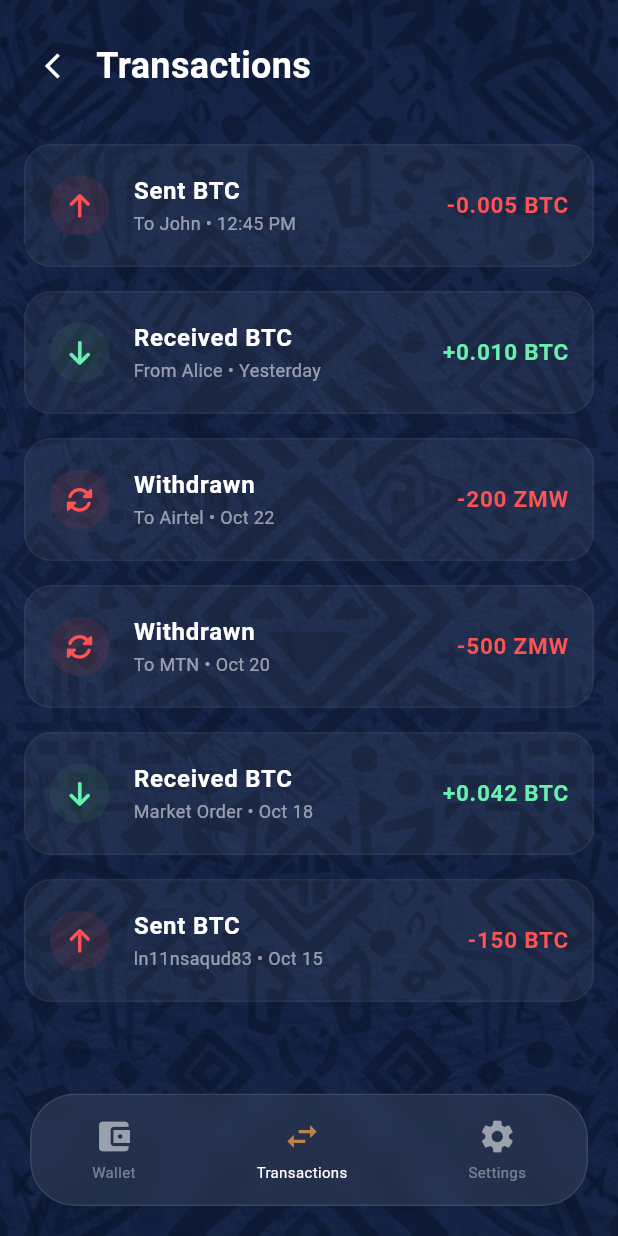
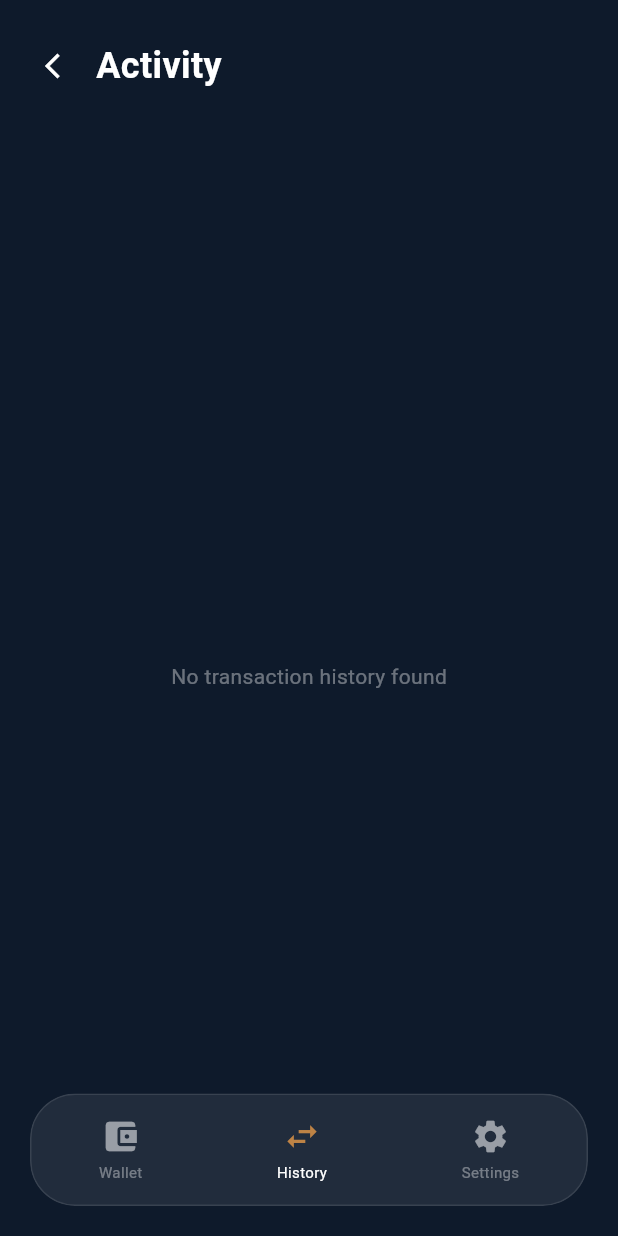
Before and after one commit to dolbenx/sagali_light, a Flutter app: the TransactionsScreen screen opened directly, on a phone screen of 412 x 824 dp. Run offline on Flutter 3.47's test engine with Material 3 defaults, Android fonts, the phone set to English and light mode, and no system bars; our stand-ins replace flutter_secure_storage, font_awesome_flutter, local_auth, permission_handler, qr_flutter, share_plus; missing offline and left inert: bdk_flutter, qr_code_scanner_plus; accounts and stored records are empty.

Commit message:
Bio metrics & Transaction screen

```diff
--- a/lib/screens/transactions/transactions_screen.dart
+++ b/lib/screens/transactions/transactions_screen.dart
@@ -1,15 +1,26 @@
 import 'package:flutter/material.dart';
 import 'package:font_awesome_flutter/font_awesome_flutter.dart';
+import 'package:bdk_flutter/bdk_flutter.dart' as bdk;
 import 'dart:ui';
+import '../../services/wallet_service.dart';
 import '../dashboard/dashboard_screen.dart';
 import '../settings/settings_screen.dart';
 
 class TransactionsScreen extends StatelessWidget {
   const TransactionsScreen({super.key});
 
-  // Using the same primary color from your dashboard
   final Color primaryGold = const Color(0xFFBE8345);
   final Color bgColor = const Color(0xFF0E1A2B);
+
+  Future<List<bdk.TransactionDetails>> _getHistory() async {
+    try {
+      await WalletService().syncWallet();
+      return await WalletService().getOnChainTransactions();
+    } catch (e) {
+      debugPrint("Sync error: $e");
+      return [];
+    }
+  }
 
   @override
   Widget build(BuildContext context) {
@@ -17,18 +28,6 @@
       backgroundColor: bgColor,
       body: Stack(
         children: [
-          /// 1. BACKGROUND PATTERN
-          Positioned.fill(
-            child: Opacity(
-              opacity: 0.4,
-              child: Image.asset(
-                'assets/images/bg_pattern.png',
-                fit: BoxFit.cover,
-              ),
-            ),
-          ),
-
-          /// 2. CONTENT
           SafeArea(
             child: Column(
               children: [
@@ -36,67 +35,86 @@
                 _buildHeader(context),
                 const SizedBox(height: 10),
                 Expanded(
-                  child: ListView(
-                    padding: const EdgeInsets.symmetric(horizontal: 16, vertical: 10),
-                    physics: const BouncingScrollPhysics(),
-                    children: const [
-                      TransactionTile(
-                        icon: FontAwesomeIcons.arrowUp,
-                        title: 'Sent BTC',
-                        subtitle: 'To John • 12:45 PM',
-                        amount: '-0.005 BTC',
-                        isExpense: true,
-                      ),
-                      TransactionTile(
-                        icon: FontAwesomeIcons.arrowDown,
-                        title: 'Received BTC',
-                        subtitle: 'From Alice • Yesterday',
-                        amount: '+0.010 BTC',
-                        isExpense: false,
-                      ),
-                      TransactionTile(
-                        icon: FontAwesomeIcons.syncAlt,
-                        title: 'Withdrawn',
-                        subtitle: 'To Airtel • Oct 22',
-                        amount: '-200 ZMW',
-                        isExpense: true,
-                      ),
-                      TransactionTile(
-                        icon: FontAwesomeIcons.syncAlt,
-                        title: 'Withdrawn',
-                        subtitle: 'To MTN • Oct 20',
-                        amount: '-500 ZMW',
-                        isExpense: true,
-                      ),
-                      TransactionTile(
-                        icon: FontAwesomeIcons.arrowDown,
-                        title: 'Received BTC',
-                        subtitle: 'Market Order • Oct 18',
-                        amount: '+0.042 BTC',
-                        isExpense: false,
-                      ),
-                      TransactionTile(
-                        icon: FontAwesomeIcons.arrowUp,
-                        title: 'Sent BTC',
-                        subtitle: 'ln11nsaqud83 • Oct 15',
-                        amount: '-150 BTC',
-                        isExpense: true,
-                      ),
-                      SizedBox(height: 100), // Padding so last items aren't hidden by nav
-                    ],
+                  child: FutureBuilder<List<bdk.TransactionDetails>>(
+                    future: _getHistory(),
+                    builder: (context, snapshot) {
+                      if (snapshot.connectionState == ConnectionState.waiting) {
+                        return const Center(
+                          child: CircularProgressIndicator(color: Color(0xFFBE8345)),
+                        );
+                      }
+
+                      final transactions = snapshot.data ?? [];
+
+                      if (transactions.isEmpty) {
+                        return const Center(
+                          child: Text(
+                            "No transaction history found",
+                            style: TextStyle(color: Colors.white38),
+                          ),
+                        );
+                      }
+
+                      // FIX: Safe sorting logic that handles both int and BigInt types
+                      transactions.sort((a, b) {
+                        BigInt extractTime(dynamic tx) {
+                          final timestamp = tx.confirmationTime?.timestamp;
+                          if (timestamp == null) return BigInt.from(8640000000);
+                          // Safely convert to BigInt regardless of input type
+                          return timestamp is BigInt ? timestamp : BigInt.from(timestamp as int);
+                        }
+
+                        final aTime = extractTime(a);
+                        final bTime = extractTime(b);
+                        return bTime.compareTo(aTime);
+                      });
+
+                      return ListView.builder(
+                        padding: const EdgeInsets.symmetric(horizontal: 16, vertical: 10),
+                        physics: const BouncingScrollPhysics(),
+                        itemCount: transactions.length + 1,
+                        itemBuilder: (context, index) {
+                          if (index == transactions.length) return const SizedBox(height: 100);
+                          return _buildOnChainTile(transactions[index]);
+                        },
+                      );
+                    },
                   ),
                 ),
               ],
             ),
           ),
-
-          /// 3. FLOATING BOTTOM NAV
           _floatingBottomNav(context),
         ],
       ),
     );
   }
 
+  Widget _buildOnChainTile(bdk.TransactionDetails tx) {
+    // 1. Logic for Net Amount (Received - Sent)
+    // We use .toBigInt() or direct subtraction depending on your BDK version
+    final BigInt received = BigInt.from(tx.received);
+    final BigInt sent = BigInt.from(tx.sent);
+
+    final bool isReceived = received > sent;
+    final BigInt netAmountSats = isReceived ? (received - sent) : (sent - received);
+
+    // 2. Convert Satoshis to BTC decimal string
+    final double btcValue = netAmountSats.toDouble() / 100000000;
+    final String amountLabel = "${isReceived ? '+' : '-'} ${btcValue.toStringAsFixed(8)} BTC";
+
+    return TransactionTile(
+      icon: isReceived ? FontAwesomeIcons.arrowDown : FontAwesomeIcons.arrowUp,
+      title: isReceived ? 'Received Bitcoin' : 'Sent Bitcoin',
+      subtitle: tx.confirmationTime == null
+          ? 'Pending Confirmation'
+          : 'Confirmed at block ${tx.confirmationTime!.height}',
+      amount: amountLabel,
+      isExpense: !isReceived,
+    );
+  }
+
+  // ... (Header and Nav methods remain the same)
   Widget _buildHeader(BuildContext context) {
     return Padding(
       padding: const EdgeInsets.symmetric(horizontal: 16.0),
@@ -107,12 +125,8 @@
             onPressed: () => Navigator.pop(context),
           ),
           const Text(
-            'Transactions',
-            style: TextStyle(
-              color: Colors.white,
-              fontSize: 24,
-              fontWeight: FontWeight.bold,
-            ),
+            'Activity',
+            style: TextStyle(color: Colors.white, fontSize: 24, fontWeight: FontWeight.bold),
           ),
         ],
       ),
@@ -141,23 +155,18 @@
                   _NavItem(
                     icon: Icons.account_balance_wallet,
                     label: "Wallet",
-                    onTap: () => Navigator.pushReplacement(
-                      context,
-                      MaterialPageRoute(builder: (_) => const DashboardScreen()),
-                    ),
+                    onTap: () => Navigator.pushReplacement(context, MaterialPageRoute(builder: (_) => const DashboardScreen())),
                   ),
                   _NavItem(
                     icon: Icons.swap_horiz,
-                    label: "Transactions",
-                    isActive: true, // This screen
+                    label: "History",
+                    isActive: true,
                     onTap: () {},
                   ),
                   _NavItem(
                     icon: Icons.settings,
                     label: "Settings",
-                    onTap: () {
-                      Navigator.pushReplacement(context, MaterialPageRoute(builder: (_) => const SettingsScreen()));
-                    },
+                    onTap: () => Navigator.pushReplacement(context, MaterialPageRoute(builder: (_) => const SettingsScreen())),
                   ),
                 ],
               ),
@@ -169,6 +178,7 @@
   }
 }
 
+// ... (TransactionTile and _NavItem classes remain the same)
 class TransactionTile extends StatelessWidget {
   final IconData icon;
   final String title;
@@ -197,29 +207,17 @@
       child: ListTile(
         contentPadding: const EdgeInsets.symmetric(horizontal: 16, vertical: 4),
         leading: CircleAvatar(
-          backgroundColor: isExpense
-              ? Colors.red.withOpacity(0.1)
-              : Colors.green.withOpacity(0.1),
-          child: FaIcon(
-            icon,
-            color: isExpense ? Colors.redAccent : Colors.greenAccent,
-            size: 18
-          ),
+          backgroundColor: isExpense ? Colors.red.withOpacity(0.1) : Colors.green.withOpacity(0.1),
+          child: FaIcon(icon, color: isExpense ? Colors.redAccent : Colors.greenAccent, size: 18),
         ),
-        title: Text(
-          title,
-          style: const TextStyle(color: Colors.white, fontWeight: FontWeight.w600),
-        ),
-        subtitle: Text(
-          subtitle,
-          style: const TextStyle(color: Colors.white54, fontSize: 12),
-        ),
+        title: Text(title, style: const TextStyle(color: Colors.white, fontWeight: FontWeight.w600)),
+        subtitle: Text(subtitle, style: const TextStyle(color: Colors.white54, fontSize: 12)),
         trailing: Text(
           amount,
           style: TextStyle(
             color: isExpense ? Colors.redAccent : Colors.greenAccent,
             fontWeight: FontWeight.bold,
-            fontSize: 15,
+            fontSize: 14,
           ),
         ),
       ),
@@ -233,12 +231,7 @@
   final VoidCallback onTap;
   final bool isActive;
 
-  const _NavItem({
-    required this.icon,
-    required this.label,
-    required this.onTap,
-    this.isActive = false,
-  });
+  const _NavItem({required this.icon, required this.label, required this.onTap, this.isActive = false});
 
   @override
   Widget build(BuildContext context) {
@@ -248,19 +241,9 @@
       child: Column(
         mainAxisSize: MainAxisSize.min,
         children: [
-          Icon(
-            icon,
-            color: isActive ? const Color(0xFFBE8345) : Colors.white54,
-            size: 26,
-          ),
+          Icon(icon, color: isActive ? const Color(0xFFBE8345) : Colors.white54, size: 26),
           const SizedBox(height: 4),
-          Text(
-            label,
-            style: TextStyle(
-              color: isActive ? Colors.white : Colors.white38,
-              fontSize: 10,
-            ),
-          ),
+          Text(label, style: TextStyle(color: isActive ? Colors.white : Colors.white38, fontSize: 10)),
         ],
       ),
     );
```
Also changed, not shown: lib/services/wallet_service.dart (+63 -0 lines).
